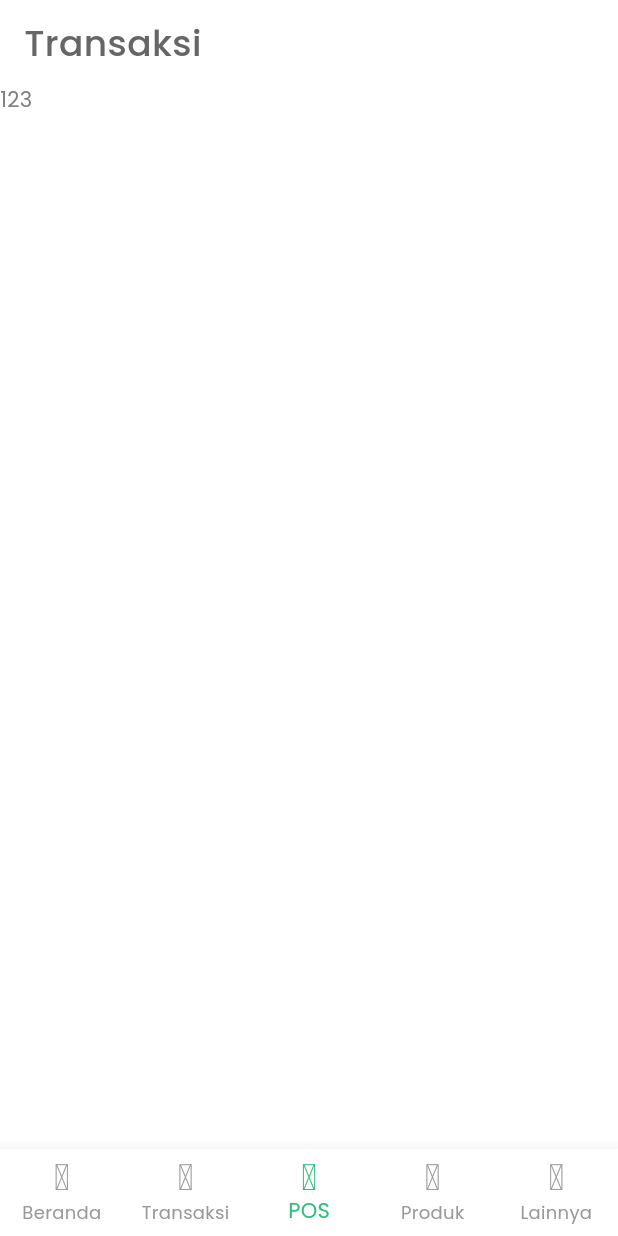
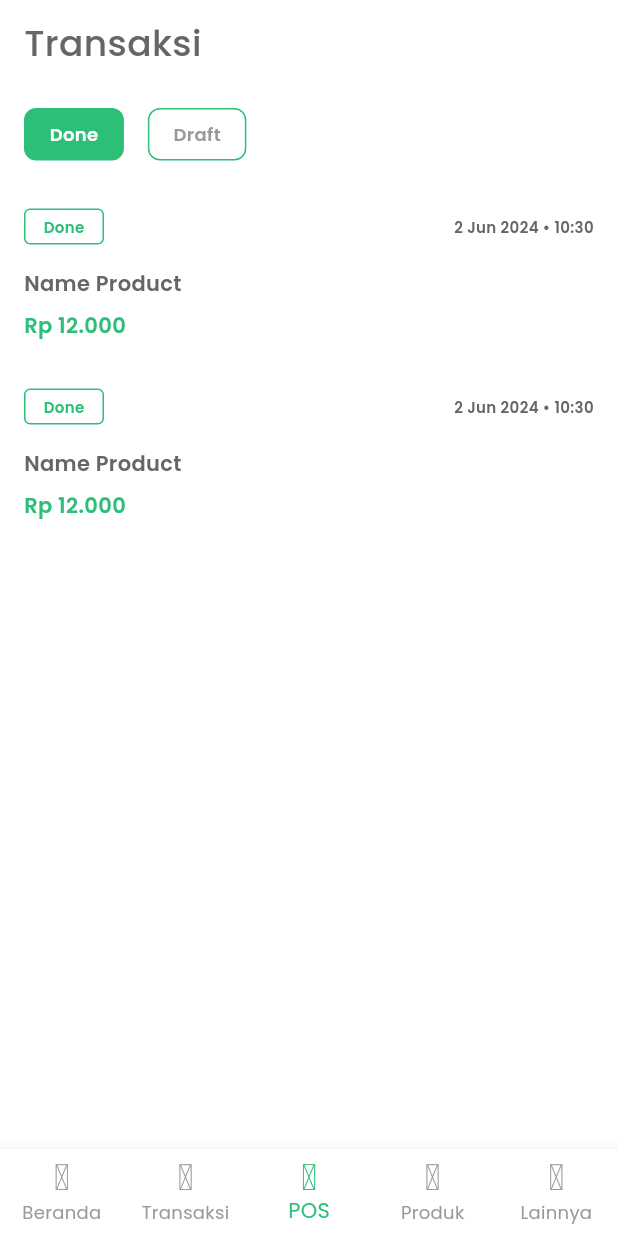
Before and after one commit to farids13/super-pos, a Flutter app: the screen it shows after launch, on a phone screen of 412 x 824 dp. Run offline on Flutter 3.47's test engine with Material 3 defaults, Android fonts, the phone set to English and light mode, and no system bars.

Commit message:
add transaction page

```diff
--- a/lib/app/routes.dart
+++ b/lib/app/routes.dart
@@ -1,11 +1,14 @@
 import 'package:flutter/material.dart';
 import 'package:kasirsuper/core/components/text/reguler_text.dart';
 import 'package:kasirsuper/features/home/home.dart';
+import 'package:kasirsuper/features/transaction/transaction.dart';
 
 Route<dynamic> routes(RouteSettings setting) {
   switch (setting.name) {
     case HomePage.routeName:
       return MaterialPageRoute(builder: (context) => const Main());
+    case DetailTransaction.routeName:
+      return MaterialPageRoute(builder: (context) => const DetailTransaction());
     default:
       return MaterialPageRoute(
         builder: (context) => const Scaffold(
--- a/lib/core/components/components.dart
+++ b/lib/core/components/components.dart
@@ -1,2 +1,2 @@
-export 'text/header_text.dart';
-export 'text/reguler_text.dart';
+export 'text/text.dart';
+export 'input/input.dart';
--- /dev/null
+++ b/lib/core/components/input/input.dart
@@ -0,0 +1 @@
+export 'subtitle_text.dart';
--- /dev/null
+++ b/lib/core/components/text/text.dart
@@ -0,0 +1,2 @@
+export 'header_text.dart';
+export 'reguler_text.dart';
--- /dev/null
+++ b/lib/core/enums/type_enums.dart
@@ -0,0 +1,16 @@
+enum TypeEnum { draft, paid, unpaid }
+
+extension TypeEnumExtension on TypeEnum {
+  String get title {
+    switch (this) {
+      case TypeEnum.draft:
+        return "Draft";
+      case TypeEnum.paid:
+        return "Paid";
+      case TypeEnum.unpaid:
+        return "Unpaid";
+      default:
+        return "All";
+    }
+  }
+}
--- a/lib/core/preferences/assets.dart
+++ b/lib/core/preferences/assets.dart
@@ -1,5 +1,5 @@
-class MyAssets {
-  MyAssets._();
+class MainAssets {
+  MainAssets._();
 
   static const path = 'assets/images';
 
--- /dev/null
+++ b/lib/core/templates/border_button.dart
@@ -0,0 +1,36 @@
+import 'package:flutter/material.dart';
+import 'package:kasirsuper/core/core.dart';
+
+class BorderButton extends StatelessWidget {
+  final String label;
+  final bool? isOutline;
+  final Function()? onTap;
+  const BorderButton(this.label, {super.key, this.isOutline, this.onTap});
+
+  @override
+  Widget build(BuildContext context) {
+    return GestureDetector(
+      onTap: onTap,
+      child: Container(
+        padding: const EdgeInsets.symmetric(
+          horizontal: Dimens.dp16,
+          vertical: Dimens.dp8,
+        ),
+        decoration: BoxDecoration(
+          borderRadius: BorderRadius.circular(Dimens.dp8),
+          color: isOutline != null ? context.theme.primaryColor : null,
+          border: Border.all(color: context.theme.primaryColor),
+        ),
+        child: RegularText.semiBold(
+          label,
+          style: TextStyle(
+            fontSize: Dimens.dp12,
+            color: isOutline != null
+                ? context.theme.scaffoldBackgroundColor
+                : AppColors.black[200],
+          ),
+        ),
+      ),
+    );
+  }
+}
--- a/lib/features/home/pages/main/main.dart
+++ b/lib/features/home/pages/main/main.dart
@@ -1,7 +1,7 @@
 import 'package:flutter/material.dart';
 import 'package:kasirsuper/core/preferences/icons.dart';
 import 'package:kasirsuper/features/home/home.dart';
-import 'package:kasirsuper/features/home/pages/transaction/transaction.dart';
+import 'package:kasirsuper/features/transaction/transaction.dart';
 
 class Main extends StatefulWidget {
   const Main({super.key});
--- a/lib/features/home/pages/transaction/pages/transaction_page.dart
+++ /dev/null
@@ -1,23 +0,0 @@
-import 'package:flutter/material.dart';
-import 'package:kasirsuper/core/core.dart';
-
-class TransactionPage extends StatefulWidget {
-  const TransactionPage({super.key});
-
-  @override
-  State<TransactionPage> createState() => _TransactionPageState();
-}
-
-class _TransactionPageState extends State<TransactionPage> {
-  @override
-  Widget build(BuildContext context) {
-    return Scaffold(
-      appBar: AppBar(
-        title: RegularText.medium(
-          "Transaksi",
-        ),
-      ),
-      body: Container(child: Text("123")),
-    );
-  }
-}
--- a/lib/features/home/pages/transaction/transaction.dart
+++ /dev/null
@@ -1 +0,0 @@
-export 'pages/transaction_page.dart';
--- a/lib/features/settings/pages/splash/page.dart
+++ b/lib/features/settings/pages/splash/page.dart
@@ -31,7 +31,7 @@ class _SplashPageState extends State<SplashPage> {
           mainAxisAlignment: MainAxisAlignment.center,
           children: [
             Image.asset(
-              MyAssets.logo,
+              MainAssets.logo,
               width: Dimens.width(context) / 2,
             ),
             Dimens.dp20.height,
--- /dev/null
+++ b/lib/features/transaction/pages/index/section/filter_section.dart
@@ -0,0 +1,20 @@
+part of "../transaction_page.dart";
+
+class _filterSection extends StatelessWidget {
+  @override
+  Widget build(BuildContext context) {
+    return Padding(
+      padding: const EdgeInsets.all(Dimens.defaultSize),
+      child: Row(
+        children: [
+          BorderButton(
+            "Done",
+            isOutline: true,
+          ),
+          Dimens.defaultSize.width,
+          BorderButton("Draft"),
+        ],
+      ),
+    );
+  }
+}
--- /dev/null
+++ b/lib/features/transaction/pages/index/section/item_section.dart
@@ -0,0 +1,59 @@
+part of '../transaction_page.dart';
+
+class _ItemSection extends StatelessWidget {
+  const _ItemSection();
+
+  @override
+  Widget build(BuildContext context) {
+    return InkWell(
+      onTap: () {
+        Navigator.pushNamed(context, DetailTransaction.routeName);
+      },
+      child: Padding(
+        padding: const EdgeInsets.all(Dimens.dp16),
+        child: Column(
+          crossAxisAlignment: CrossAxisAlignment.start,
+          children: [
+            Row(
+              children: [
+                Container(
+                  padding: const EdgeInsets.symmetric(
+                    horizontal: Dimens.dp12,
+                    vertical: Dimens.dp4,
+                  ),
+                  decoration: BoxDecoration(
+                    borderRadius: BorderRadius.circular(Dimens.dp4),
+                    border: Border.all(color: context.theme.primaryColor),
+                  ),
+                  child: RegularText.semiBold(
+                    "Done",
+                    style: TextStyle(
+                      fontSize: Dimens.dp10,
+                      color: context.theme.primaryColor,
+                    ),
+                  ),
+                ),
+                Expanded(
+                  child: RegularText.semiBold(
+                    DateTime.now().toDateTransaction,
+                    style: const TextStyle(fontSize: Dimens.dp10),
+                    textAlign: TextAlign.end,
+                  ),
+                ),
+              ],
+            ),
+            Dimens.dp16.height,
+            RegularText.semiBold(
+              "Name Product",
+            ),
+            Dimens.dp8.height,
+            RegularText.semiBold(
+              "Rp 12.000",
+              style: TextStyle(color: context.theme.primaryColor),
+            ),
+          ],
+        ),
+      ),
+    );
+  }
+}
--- /dev/null
+++ b/lib/features/transaction/pages/index/transaction_page.dart
@@ -0,0 +1,46 @@
+import 'package:flutter/material.dart';
+import 'package:kasirsuper/core/core.dart';
+import 'package:kasirsuper/core/extensions/date_extension.dart';
+import 'package:kasirsuper/core/templates/border_button.dart';
+import 'package:kasirsuper/core/templates/empty_template.dart';
+import 'package:kasirsuper/features/transaction/transaction.dart';
+
+part "section/filter_section.dart";
+part "section/item_section.dart";
+
+class TransactionPage extends StatefulWidget {
+  const TransactionPage({super.key});
+
+  @override
+  State<TransactionPage> createState() => _TransactionPageState();
+}
+
+class _TransactionPageState extends State<TransactionPage> {
+  @override
+  Widget build(BuildContext context) {
+    return Scaffold(
+        appBar: AppBar(
+          title: RegularText.medium(
+            "Transaksi",
+          ),
+        ),
+        body: true
+            ? Column(
+                children: [
+                  _filterSection(),
+                  Expanded(
+                    child: ListView.builder(
+                      itemCount: 2,
+                      itemBuilder: (context, index) {
+                        return const _ItemSection();
+                      },
+                    ),
+                  ),
+                ],
+              )
+            : const EmptyTemplate(
+                title: "Tidak Ada Transaksi",
+                subtitle: "Kamu bisa memambahkan transaksi",
+              ));
+  }
+}
--- /dev/null
+++ b/lib/features/transaction/transaction.dart
@@ -0,0 +1,2 @@
+export 'pages/index/transaction_page.dart';
+export 'pages/detail/detail_page.dart';
--- a/pubspec.yaml
+++ b/pubspec.yaml
@@ -9,6 +9,7 @@ dependencies:
   flutter:
     sdk: flutter
   cupertino_icons: ^1.0.6
+  intl: ^0.19.0
 
 dev_dependencies:
   flutter_test:
```
Also changed, not shown: lib/core/components/input/subtitle_text.dart (added, +26 -0 lines), lib/core/extensions/date_extension.dart (added, +7 -0 lines), lib/core/templates/empty_template.dart (added, +38 -0 lines), lib/features/transaction/pages/detail/detail_page.dart (added, +17 -0 lines), pubspec.lock.
